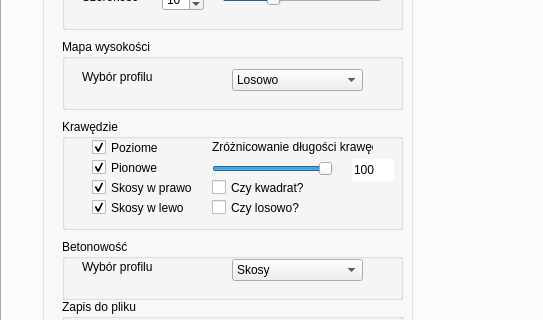
First picture: the form in mainwindow.ui, repository jakpor/Trasy_biegaczy, before the edit; both pictures show x 0 to 543 and y 243 to 563 of the 955 by 695 pixel window.
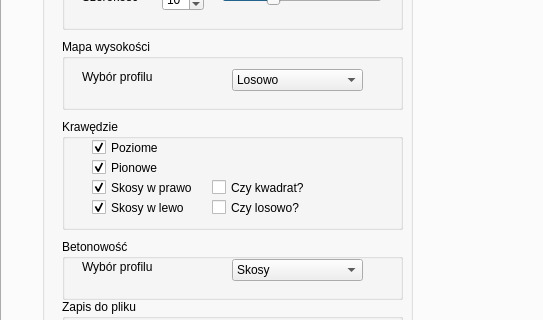
Second picture: the form after the edit. The open tabs and pages were chosen to show the change. Custom widgets are drawn as their Qt base class.

Commit message:
Naprawiony problem ze sliderem
Napraiwiłem problem ze sliderem, który zmieniał coś (sam nie wiem co) :)
Odnośnie innych problemów: linijka 116 w pliku mainwindow:

//tą linijkę trzeba umiescić gdzieś w algorytmie, bo teraz za każdym
kliknięciem się dodaje do wektora...
pathview.trasa.path_all.push_back(pathview.trasa.path_best);

What changed in the file:
```diff
--- a/mainwindow.ui
+++ b/mainwindow.ui
@@ -313,69 +313,6 @@
          <bool>true</bool>
         </property>
        </widget>
-       <widget class="QSlider" name="percentageSlider">
-        <property name="geometry">
-         <rect>
-          <x>150</x>
-          <y>40</y>
-          <width>121</width>
-          <height>20</height>
-         </rect>
-        </property>
-        <property name="maximum">
-         <number>100</number>
-        </property>
-        <property name="value">
-         <number>100</number>
-        </property>
-        <property name="orientation">
-         <enum>Qt::Horizontal</enum>
-        </property>
-       </widget>
-       <widget class="QLabel" name="label_5">
-        <property name="geometry">
-         <rect>
-          <x>150</x>
-          <y>20</y>
-          <width>161</width>
-          <height>16</height>
-         </rect>
-        </property>
-        <property name="text">
-         <string>Zróżnicowanie długości krawędzi:</string>
-        </property>
-       </widget>
-       <widget class="QSpinBox" name="percentageBox">
-        <property name="geometry">
-         <rect>
-          <x>290</x>
-          <y>40</y>
-          <width>42</width>
-          <height>22</height>
-         </rect>
-        </property>
-        <property name="acceptDrops">
-         <bool>false</bool>
-        </property>
-        <property name="wrapping">
-         <bool>false</bool>
-        </property>
-        <property name="frame">
-         <bool>false</bool>
-        </property>
-        <property name="buttonSymbols">
-         <enum>QAbstractSpinBox::NoButtons</enum>
-        </property>
-        <property name="suffix">
-         <string extracomment="%"/>
-        </property>
-        <property name="maximum">
-         <number>100</number>
-        </property>
-        <property name="value">
-         <number>100</number>
-        </property>
-       </widget>
        <widget class="QCheckBox" name="cubeBox">
         <property name="geometry">
          <rect>
```
Left out of the diff: 4 changed lines with no effect on the pictures. The commit also changes 2 other files.
